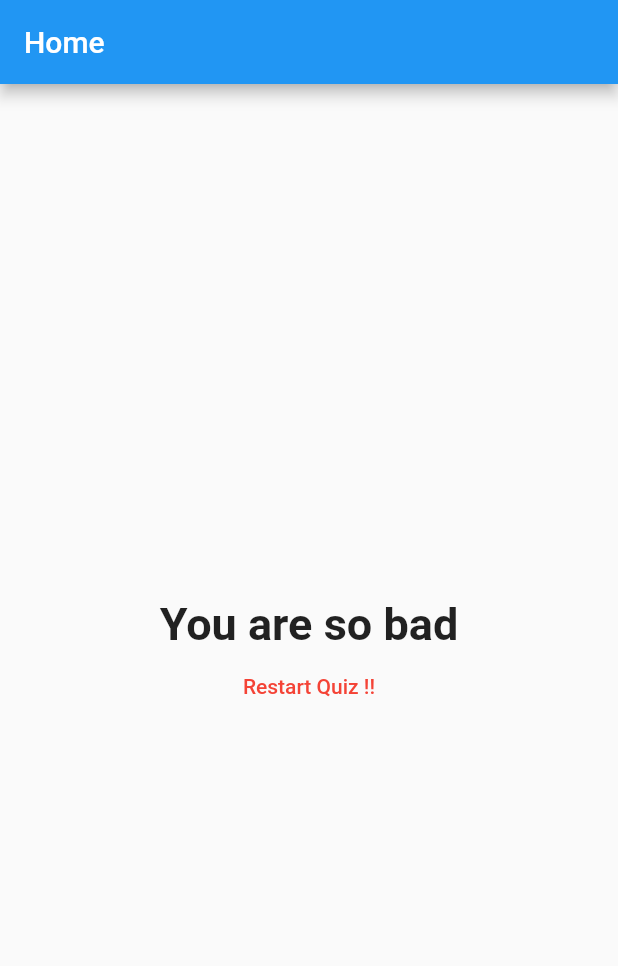
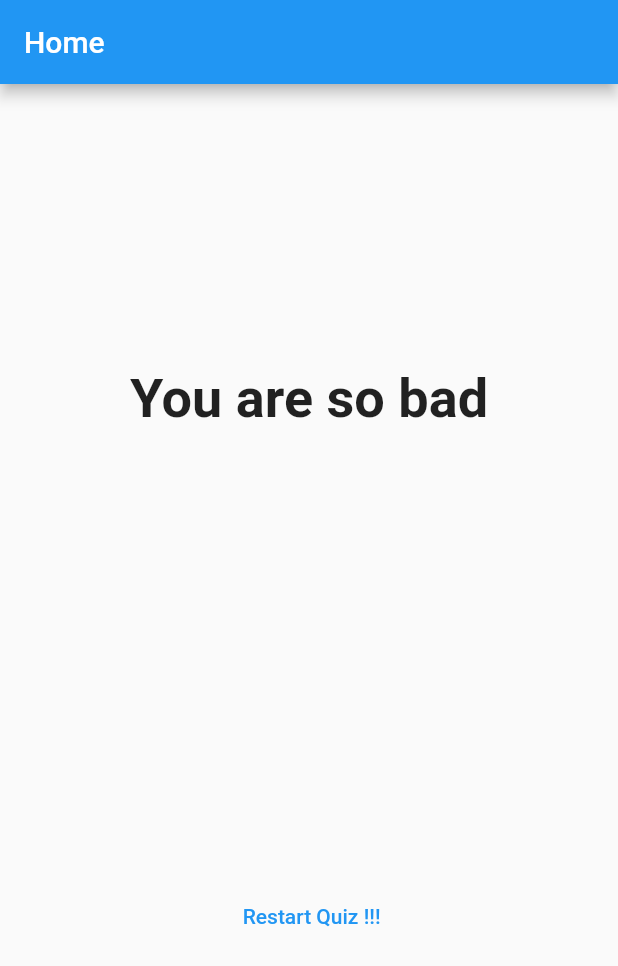
Before and after one commit to krupalpatel111098/QuizApp, a Flutter app: the screen it shows after launch, after a tap on "Black", after a tap on "Tiger", on a phone screen of 412 x 824 dp. Shown: the top 966 px of the screen. Run offline on Flutter 3.47's test engine with Material 2 defaults, Android fonts, the phone set to English and light mode, and no system bars.

Commit message:
Update result.dart

```diff
--- a/quiz_app/lib/result.dart
+++ b/quiz_app/lib/result.dart
@@ -29,16 +29,20 @@ class Result extends StatelessWidget {
           Text(
             resultPhase,
             style: TextStyle(
-              fontSize: 30,
+              fontSize: 36,
               fontWeight: FontWeight.bold,
             ),
-            textAlign: TextAlign.right,
+            textAlign: TextAlign.center,
           ),
+          SizedBox(
+  width: 200.0,
+  height: 300.0,
+),
           TextButton(
             onPressed: resetHandler,
             child: Text(
-              "Restart Quiz !!",
-              style: TextStyle(color: Colors.red),
+              " Restart Quiz !!!",
+              style: TextStyle(color: Colors.blue),
             ),
           )
         ],
```
